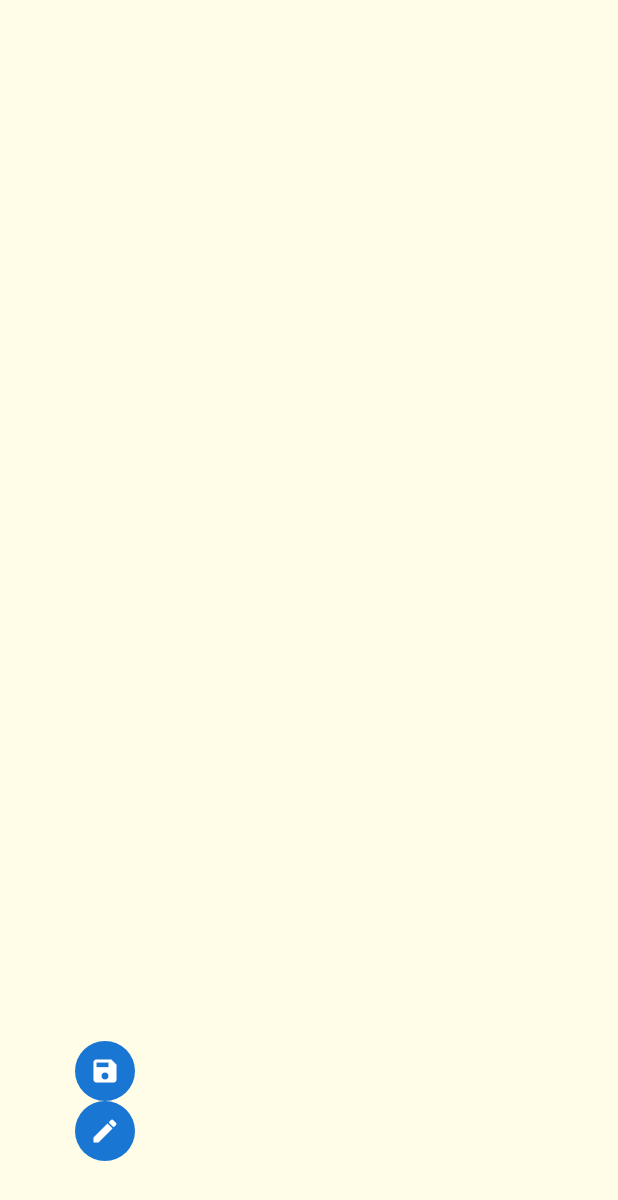
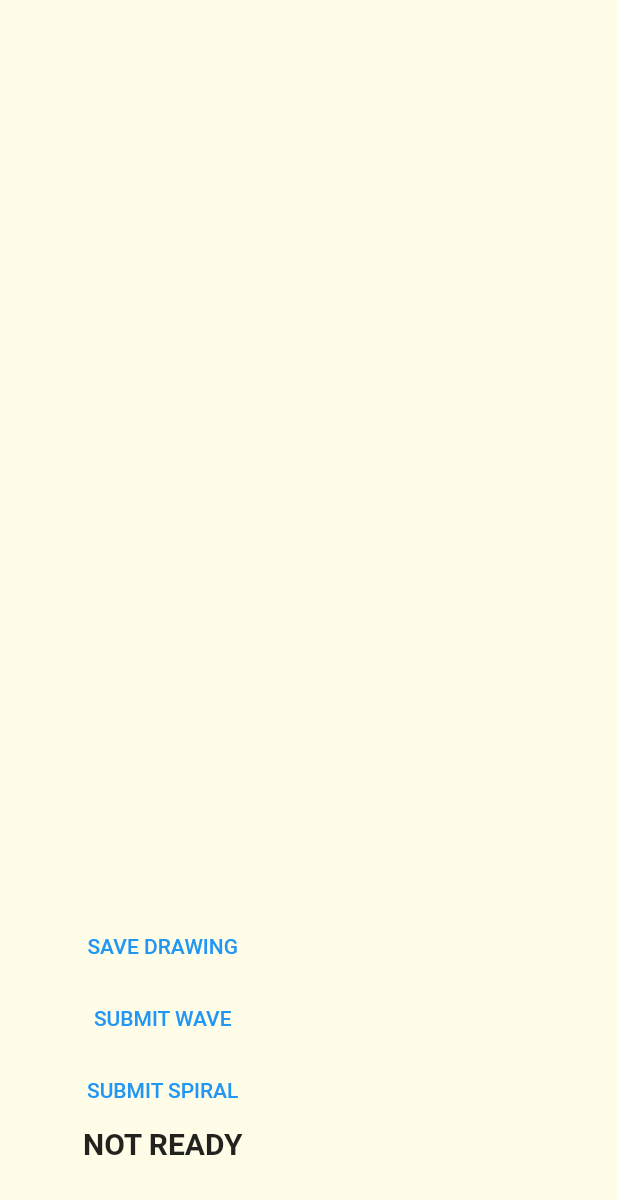
Before and after one commit to gonzafernan/flutter_parkinson, a Flutter app: the screen it shows after launch, on a phone screen of 412 x 824 dp. Shown: the top 1200 px of the screen. Run offline on Flutter 3.47's test engine with Material 2 defaults, Android fonts, the phone set to English and light mode, and no system bars; our stand-ins replace image_gallery_saver, image_picker; missing offline and left inert: tflite_flutter, tflite_flutter_helper.

Commit message:
added message with classification result

```diff
--- a/lib/drawing_page.dart
+++ b/lib/drawing_page.dart
@@ -117,50 +117,24 @@ class _DrawingPageState extends State<DrawingPage> {
       child: Column(
           crossAxisAlignment: CrossAxisAlignment.center,
           mainAxisAlignment: MainAxisAlignment.start,
-          children: [buildButtonSave("SUBMIT"), buildButtonClear("clear")]),
+          children: [
+            buildButtonSave("SAVE DRAWING"),
+            buildButtonClear("SUBMIT WAVE"),
+            buildButtonClear("SUBMIT SPIRAL"),
+            Text(
+              category != null ? category!.label : 'NOT READY',
+              style: const TextStyle(fontSize: 20, fontWeight: FontWeight.bold),
+            )
+          ]),
     );
   }
 
   Widget buildButtonSave(String buttonText) {
-    return GestureDetector(
-      onTap: () async {
-        save();
-      },
-      child: const CircleAvatar(
-        child: Icon(
-          Icons.save,
-          size: 20.0,
-          color: Colors.white,
-        ),
-      ),
-      /*
-      child: TextButton(
-        style: TextButton.styleFrom(textStyle: const TextStyle(fontSize: 20)),
-        onPressed: () {},
-        child: Text(buttonText),
-      ),
-      */
-    );
+    return TextButton(onPressed: save, child: Text(buttonText));
   }
 
   Widget buildButtonClear(String buttonText) {
-    return GestureDetector(
-      onTap: getImage,
-      child: const CircleAvatar(
-        child: Icon(
-          Icons.create,
-          size: 20.0,
-          color: Colors.white,
-        ),
-      ),
-      /*
-      child: TextButton(
-        style: TextButton.styleFrom(textStyle: const TextStyle(fontSize: 20)),
-        onPressed: () {},
-        child: Text(buttonText),
-      ),
-      */
-    );
+    return TextButton(onPressed: getImage, child: Text(buttonText));
   }
 
   //============================================================================
@@ -170,11 +144,10 @@ class _DrawingPageState extends State<DrawingPage> {
     img.Image imageInput = img.decodeImage(_image!.readAsBytesSync())!;
     var pred = _classifier.predict(imageInput);
     print(pred);
-    /*
+
     setState(() {
       category = pred;
     });
-    */
   }
 
   Future getImage() async {
@@ -202,7 +175,7 @@ class _DrawingPageState extends State<DrawingPage> {
         children: [
           //buildAllPaths(context),
           buildCurrentPath(context),
-          buildButtonMenu()
+          buildButtonMenu(),
         ],
       ),
     );
--- a/pubspec.yaml
+++ b/pubspec.yaml
@@ -65,6 +65,7 @@ flutter:
   assets:
       - assets/labels.txt
       - assets/spiral_model_unquant.tflite
+      - asstes/wave_model_unquant.tflite
 
   # An image asset can refer to one or more resolution-specific "variants", see
   # https://flutter.dev/assets-and-images/#resolution-aware.
```
